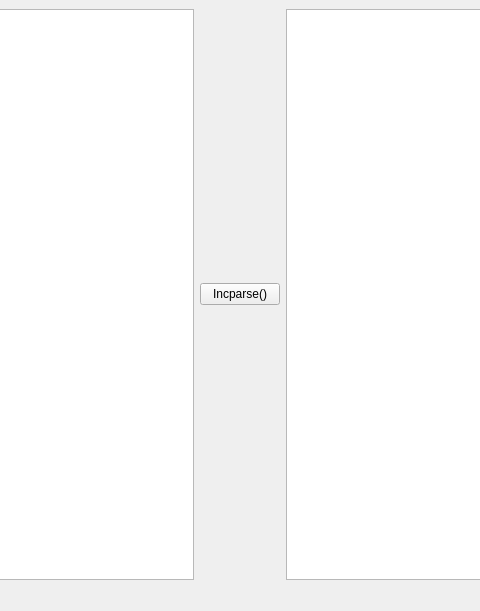
Before: the Qt Designer form node_editor/gui.ui in softdevteam/eco, drawn with Qt 5; both pictures show x 232 to 712 and y 0 to 611 of the 943 by 611 pixel window.
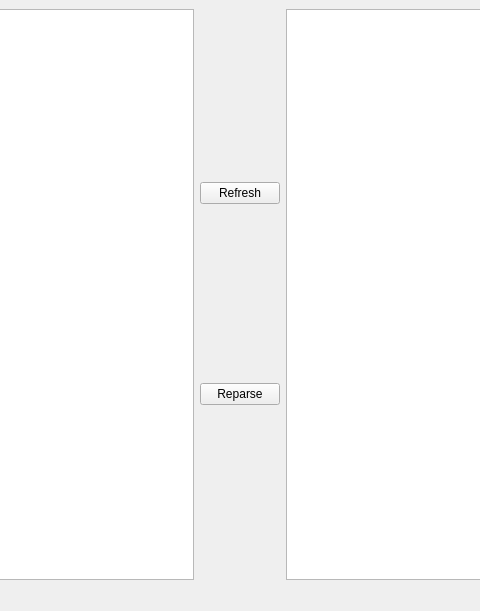
After: the same form once the commit is applied. Custom widgets are drawn as their Qt base class.

The edit to the form file:
```diff
--- a/node_editor/gui.ui
+++ b/node_editor/gui.ui
@@ -31,15 +31,26 @@
       </property>
      </widget>
     </item>
-    <item row="0" column="2">
+    <item row="0" column="5">
      <widget class="QGraphicsView" name="graphicsView"/>
     </item>
-    <item row="0" column="1">
+    <item row="0" column="1" colspan="2">
+     <layout class="QVBoxLayout" name="verticalLayout">
+      <item>
+       <widget class="QPushButton" name="pushButton_2">
+        <property name="text">
+         <string>Refresh</string>
+        </property>
+       </widget>
+      </item>
+      <item>
      <widget class="QPushButton" name="pushButton">
       <property name="text">
-       <string>Incparse()</string>
-      </property>
-     </widget>
+         <string>Reparse</string>
+        </property>
+       </widget>
+      </item>
+     </layout>
     </item>
    </layout>
   </widget>
```
Lines whose indentation alone changed are shown as unchanged.
